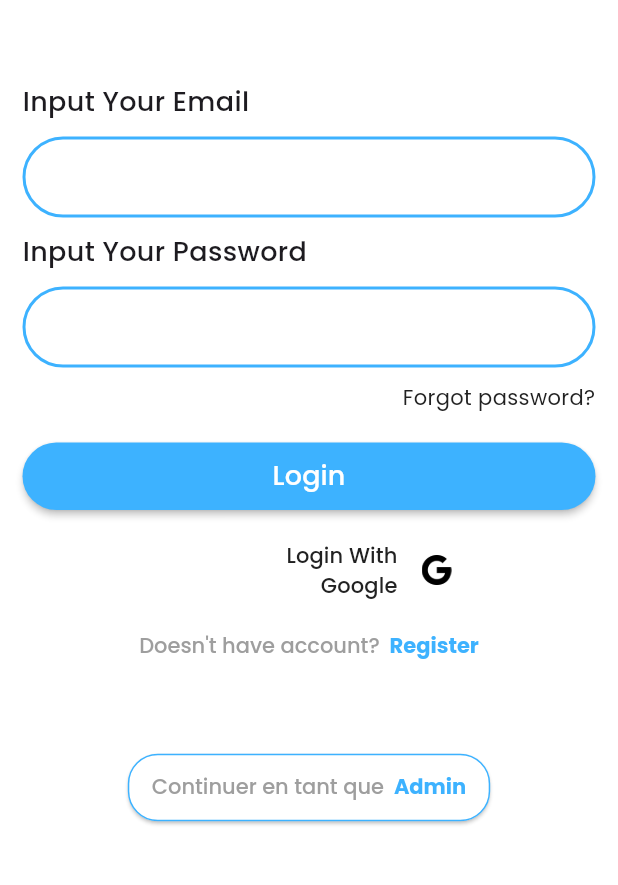
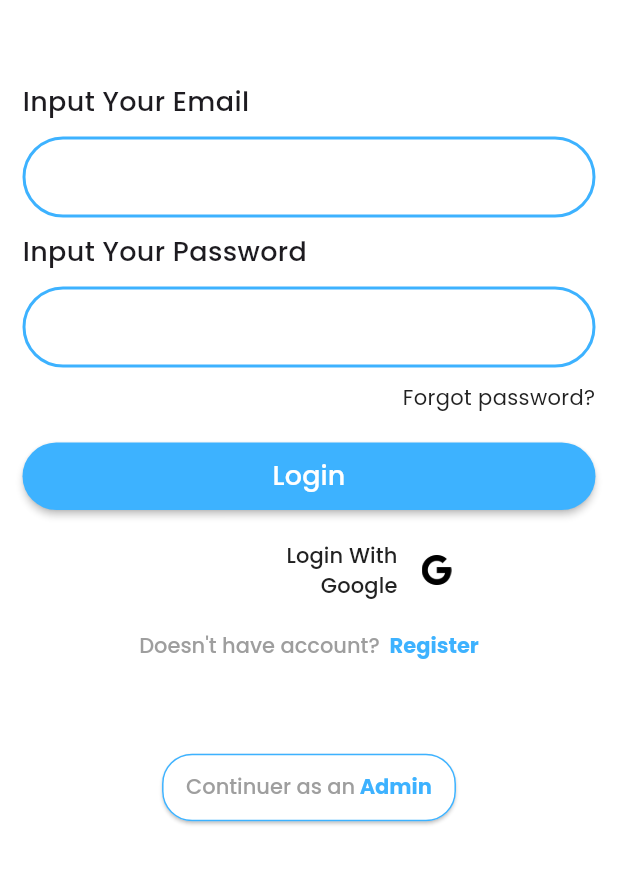
Before and after one commit to Elyes159/e-learn_mobile_app, a Flutter app: the screen it shows after launch, on a phone screen of 412 x 824 dp, the part 240-1125 px from its top. Run offline on Flutter 3.47's test engine with Material 3 defaults, Android fonts, the light colour scheme and no system bars; our stand-ins replace chat_bubbles, cloud_firestore, firebase_auth, firebase_core, firebase_messaging, firebase_storage and 5 more; missing offline and left inert: firebase_app_check, firebase_performance, tflite_v2, translator; accounts and stored records are empty; generated files the repository leaves out were written again.

Commit message:
Add migrations

```diff
--- a/lib/main.dart
+++ b/lib/main.dart
@@ -100,6 +100,7 @@ class _MyAppState extends State<MyApp> {
             darkTheme: AppThemes.darkTheme,
             themeMode: currentMode,
             locale: _locale,
+            debugShowCheckedModeBanner: false,
             home: _getStartScreen(),
             routes: {
               'lecons': (context) => ExLeconOne(),
--- a/lib/starting/signin.dart
+++ b/lib/starting/signin.dart
@@ -298,7 +298,7 @@ class _LoginState extends State<Login> {
                         text: TextSpan(
                           children: [
                             TextSpan(
-                              text: "Continuer en tant que ",
+                              text: "Continuer as an",
                               style: GoogleFonts.poppins(
                                 fontWeight: FontWeight.w500,
                                 color: Colors.grey,
```
